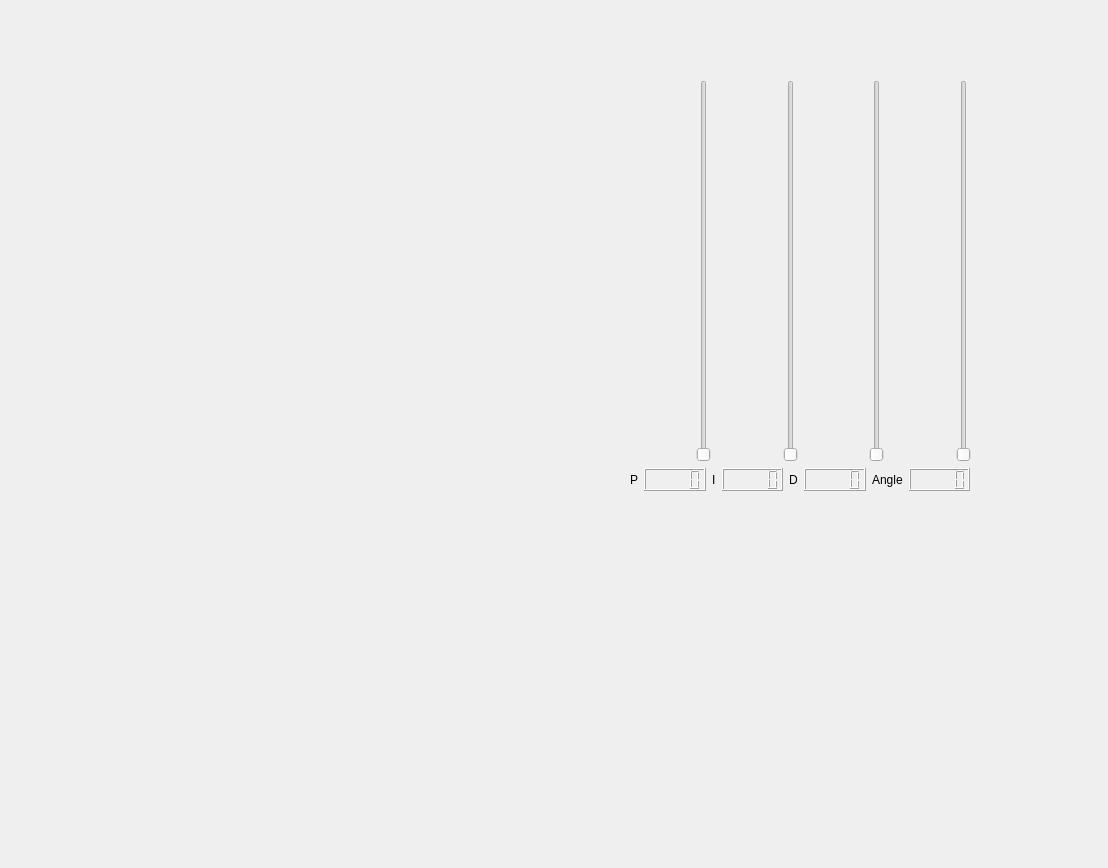
First picture: the form in pid_tester/src/pid_tester_gui.ui, repository philko4711/ohm_gazebo, before the edit.
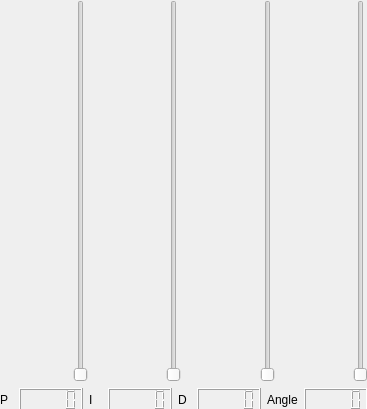
Second picture: the form after the edit.

Commit message: Completed the form and the class for the pid_tester gui. A service has still to be implemented that sends the set data to the pid_controller in the husky_controller.

Diff of the .ui file:
```diff
--- a/pid_tester/src/pid_tester_gui.ui
+++ b/pid_tester/src/pid_tester_gui.ui
@@ -6,8 +6,8 @@
    <rect>
     <x>0</x>
     <y>0</y>
-    <width>1108</width>
-    <height>868</height>
+    <width>367</width>
+    <height>409</height>
    </rect>
   </property>
   <property name="windowTitle">
@@ -16,9 +16,9 @@
   <widget class="QWidget" name="verticalLayoutWidget">
    <property name="geometry">
     <rect>
-     <x>630</x>
-     <y>80</y>
-     <width>341</width>
+     <x>0</x>
+     <y>0</y>
+     <width>368</width>
      <height>411</height>
     </rect>
    </property>
```
The commit also changes 5 other files.
